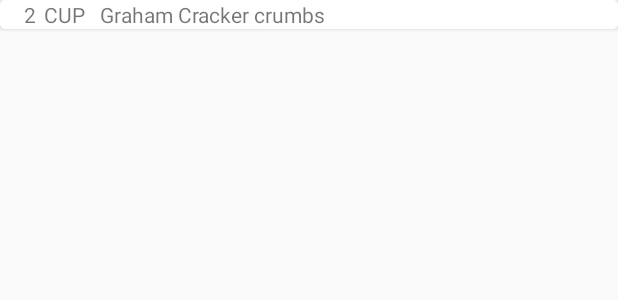
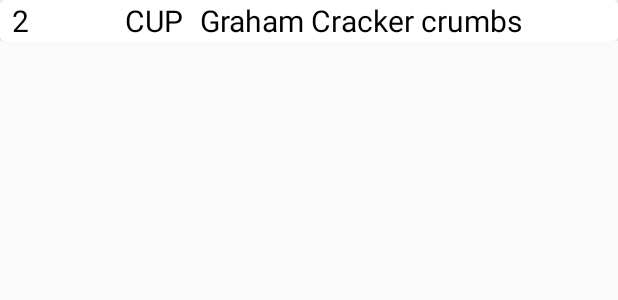
Before and after one commit to ssowens/Baking, an Android app: the layout recipe_ingredient_item.xml on its own in the app's theme, with its tools: preview values and no code run, on a phone screen of 412 x 824 dp. Shown: the top 300 px of the screen. Run offline under Robolectric (Android 15) with nearby library versions, the phone set to English and light mode, and no system bars.

Commit message:
added ingredients

```diff
--- a/app/src/main/java/com/ssowens/android/baking/activities/SingleFragmentActivity.java
+++ b/app/src/main/java/com/ssowens/android/baking/activities/SingleFragmentActivity.java
@@ -16,8 +16,6 @@ import com.ssowens.android.baking.R;
  */
 
 public abstract class SingleFragmentActivity extends AppCompatActivity {
-
-    private static final String TAG = SingleFragmentActivity.class.getSimpleName();
 
     protected abstract Fragment createFragment();
 
--- a/app/src/main/java/com/ssowens/android/baking/models/Ingredient.java
+++ b/app/src/main/java/com/ssowens/android/baking/models/Ingredient.java
@@ -6,12 +6,17 @@ package com.ssowens.android.baking.models;
 
 public class Ingredient {
 
+    private int id;
+
     private double quantity;
 
     private String measure;
 
     private String ingredient;
 
+    public int getId() {
+        return id;
+    }
 
     public String getMeasure() {
         return measure;
--- a/app/src/main/res/layout/activity_main.xml
+++ b/app/src/main/res/layout/activity_main.xml
@@ -3,7 +3,9 @@
     android:id="@+id/activity_main"
     xmlns:android="http://schemas.android.com/apk/res/android"
     android:layout_width="match_parent"
-    android:layout_height="match_parent">
+    android:layout_height="match_parent"
+    xmlns:app="http://schemas.android.com/apk/res-auto">
+
 
     <android.support.v7.widget.RecyclerView
         android:id="@+id/recycle_view"
--- a/app/src/main/res/layout/card_view_item.xml
+++ b/app/src/main/res/layout/card_view_item.xml
@@ -14,7 +14,6 @@
         xmlns:tools="http://schemas.android.com/tools"
         android:layout_width="match_parent"
         android:layout_height="wrap_content"
-
         android:orientation="vertical">
 
         <android.support.v7.widget.CardView
--- a/app/src/main/res/layout/fragment_recipe_cards.xml
+++ b/app/src/main/res/layout/fragment_recipe_cards.xml
@@ -8,7 +8,7 @@
         android:layout_height="wrap_content"
         android:layout_gravity="center_horizontal"
         android:id="@+id/title"
-        android:text="Ing*redients"
+        android:text="Ingredients"
         android:paddingBottom="10dp"/>
 
     <LinearLayout
--- a/app/src/main/res/layout/fragment_recipe_ingredients.xml
+++ b/app/src/main/res/layout/fragment_recipe_ingredients.xml
@@ -4,6 +4,7 @@
     android:layout_height="match_parent"
     tools:context="com.ssowens.android.baking.fragments.RecipeIngredientsFragment">
 
+
     <android.support.v7.widget.RecyclerView
         android:id="@+id/ingredient_recycle_view"
         android:layout_width="match_parent"
--- a/app/src/main/res/layout/recipe_ingredient_card_view_item.xml
+++ b/app/src/main/res/layout/recipe_ingredient_item.xml
@@ -12,7 +12,8 @@
 
     <LinearLayout
         android:layout_width="match_parent"
-        android:layout_height="match_parent">
+        android:layout_height="wrap_content"
+        android:orientation="vertical">
 
         <android.support.v7.widget.CardView
             android:layout_width="match_parent"
@@ -20,39 +21,42 @@
             android:elevation="3dp"
             app:cardCornerRadius="3dp">
 
-            <RelativeLayout
+            <LinearLayout
                 android:layout_width="match_parent"
                 android:layout_height="wrap_content"
-                android:paddingLeft="16dp">
+                android:orientation="horizontal"
+                android:paddingLeft="8dp">
 
                 <TextView
                     android:id="@+id/quantity"
-                    android:layout_width="wrap_content"
+                    android:layout_width="75dp"
                     android:layout_height="wrap_content"
-                    android:layout_alignParentLeft="true"
                     android:paddingRight="5dp"
-
+                    android:textColor="#000000"
+                    android:textSize="20dp"
+                    android:text="@{String.valueOf(model.quantity)}"
                     tools:text="2"/>
 
                 <TextView
                     android:id="@+id/measure"
-                    android:layout_width="wrap_content"
+                    android:layout_width="50dp"
                     android:layout_height="wrap_content"
-                    android:layout_toRightOf="@+id/quantity"
                     android:paddingRight="10dp"
                     android:text="@{model.measure}"
+                    android:textColor="#000000"
+                    android:textSize="20dp"
                     tools:text="CUP"/>
 
                 <TextView
                     android:id="@+id/ingredient"
                     android:layout_width="wrap_content"
                     android:layout_height="wrap_content"
-                    android:layout_toRightOf="@+id/measure"
                     android:text="@{model.ingredient}"
+                    android:textColor="#000000"
+                    android:textSize="20dp"
                     tools:text="Graham Cracker crumbs"/>
 
-
-            </RelativeLayout>
+            </LinearLayout>
 
         </android.support.v7.widget.CardView>
 
--- a/app/src/main/res/values/strings.xml
+++ b/app/src/main/res/values/strings.xml
@@ -4,4 +4,6 @@
     <!-- TODO: Remove or change this placeholder text -->
     <string name="hello_blank_fragment">Hello blank fragment</string>
     <string name="no_internet_service">No Internet Service"</string>
+    <string name="show_subtitle">Show Subtitle</string>
+    <string name="hide_subtitile">Hide Subtitle</string>
 </resources>
--- a/app/src/main/res/values/styles.xml
+++ b/app/src/main/res/values/styles.xml
@@ -8,4 +8,8 @@
         <item name="colorAccent">@color/colorAccent</item>
     </style>
 
+    <style name="HeaderBar">
+        <item name="android:background">#303F9F</item>
+    </style>
+
 </resources>
```
Also changed, not shown: app/src/main/AndroidManifest.xml (+9 -7 lines), app/src/main/java/com/ssowens/android/baking/RecipeCollection.java (added, +50 -0 lines), app/src/main/java/com/ssowens/android/baking/activities/RecipeIngredientsActivity.java (+10 -27 lines), app/src/main/java/com/ssowens/android/baking/adapters/RecipeCardsAdapter.java (renamed from app/src/main/java/com/ssowens/android/baking/adapters/RecipeRecyclerAdapter.java, +5 -7 lines), app/src/main/java/com/ssowens/android/baking/adapters/RecipeIngredientsAdapter.java (+21 -16 lines), app/src/main/java/com/ssowens/android/baking/fragments/RecipeCardsFragment.java (+17 -8 lines), app/src/main/java/com/ssowens/android/baking/fragments/RecipeIngredientsFragment.java (+41 -8 lines), app/src/main/res/drawable/ic_favorite.xml (added, +9 -0 lines), app/src/main/res/menu/menu_main.xml (added, +13 -0 lines), 2 other files.
